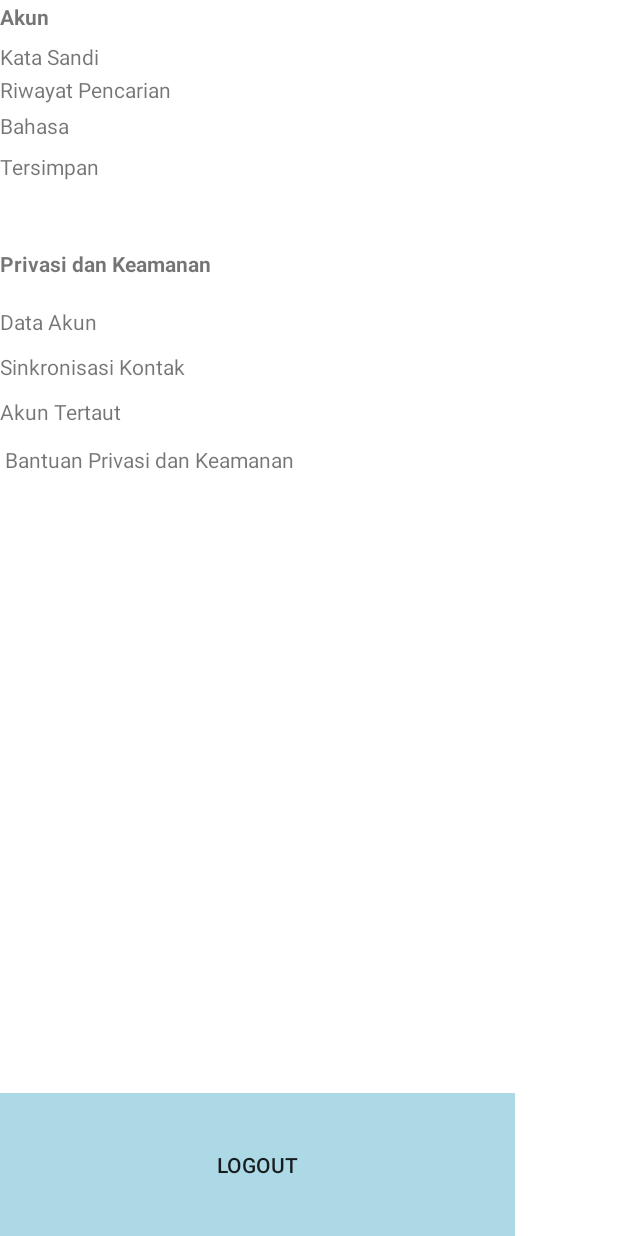
After one commit to wildanal2/RuangKunci, an Android app: the layout fragment_setting.xml on its own in the app's theme, with its tools: preview values and no code run, on a phone screen of 412 x 824 dp. The commit adds this screen. Run offline under Robolectric (Android 15) with nearby library versions, the phone set to English and light mode, and no system bars.

Commit message:
search and setting
menambahkan fragment search dan fragment setting

```diff
--- a/app/build.gradle
+++ b/app/build.gradle
@@ -21,6 +21,7 @@ android {
 dependencies {
     implementation fileTree(dir: 'libs', include: ['*.jar'])
     implementation 'com.android.support:appcompat-v7:27.1.1'
+    implementation 'com.android.support:support-v4:27.1.1'
     testImplementation 'junit:junit:4.12'
     androidTestImplementation 'com.android.support.test:runner:1.0.2'
     androidTestImplementation 'com.android.support.test.espresso:espresso-core:3.0.2'
--- /dev/null
+++ b/app/src/main/res/layout/fragment_setting.xml
@@ -0,0 +1,146 @@
+<?xml version="1.0" encoding="utf-8"?>
+<RelativeLayout xmlns:android="http://schemas.android.com/apk/res/android"
+    android:layout_width="match_parent"
+    android:layout_height="match_parent"
+    android:background="@android:color/background_light">
+
+    <RelativeLayout
+        android:id="@+id/layoutatas"
+        android:layout_width="match_parent"
+        android:layout_height="152dp"
+        android:layout_alignParentStart="true"
+        android:layout_alignParentTop="true"
+        android:layout_marginStart="0dp"
+        android:layout_marginTop="1dp"
+        android:orientation="horizontal">
+
+        <TextView
+            android:id="@+id/textView"
+            android:layout_width="136dp"
+            android:layout_height="wrap_content"
+            android:layout_alignParentStart="true"
+            android:layout_alignParentBottom="true"
+            android:layout_marginStart="0dp"
+            android:layout_marginBottom="106dp"
+            android:text="Kata Sandi" />
+
+        <TextView
+            android:id="@+id/textView2"
+            android:layout_width="134dp"
+            android:layout_height="wrap_content"
+            android:layout_alignStart="@+id/textView"
+            android:layout_alignParentBottom="true"
+            android:layout_marginStart="0dp"
+            android:layout_marginBottom="84dp"
+            android:text="Riwayat Pencarian" />
+
+        <TextView
+            android:id="@+id/textView3"
+            android:layout_width="146dp"
+            android:layout_height="wrap_content"
+            android:layout_alignParentStart="true"
+            android:layout_marginStart="0dp"
+            android:text="Akun"
+            android:textStyle="bold" />
+
+        <TextView
+            android:id="@+id/textView4"
+            android:layout_width="136dp"
+            android:layout_height="wrap_content"
+            android:layout_below="@+id/textView2"
+            android:layout_alignParentStart="true"
+            android:layout_marginTop="-79dp"
+            android:text="Bahasa" />
+
+        <TextView
+            android:id="@+id/textView5"
+            android:layout_width="135dp"
+            android:layout_height="wrap_content"
+            android:layout_below="@+id/textView4"
+            android:layout_marginStart="0dp"
+            android:layout_marginTop="8dp"
+            android:text="Tersimpan" />
+    </RelativeLayout>
+
+    <RelativeLayout
+        android:id="@+id/layouttengah"
+        android:layout_width="match_parent"
+        android:layout_height="375dp"
+        android:layout_above="@id/layoutbawah"
+        android:layout_below="@+id/layoutatas"
+        android:layout_alignParentStart="true"
+        android:layout_marginStart="0dp"
+        android:layout_marginTop="3dp"
+        android:layout_marginBottom="-19dp"
+        android:orientation="vertical">
+
+        <TextView
+            android:id="@+id/textView6"
+            android:layout_width="197dp"
+            android:layout_height="wrap_content"
+            android:layout_alignParentTop="true"
+            android:layout_marginTop="9dp"
+            android:text="Privasi dan Keamanan"
+            android:textStyle="bold" />
+
+        <TextView
+            android:id="@+id/textView7"
+            android:layout_width="196dp"
+            android:layout_height="wrap_content"
+            android:layout_alignParentStart="true"
+            android:layout_alignParentTop="true"
+            android:layout_marginTop="48dp"
+            android:text="Data Akun" />
+
+        <TextView
+            android:id="@+id/textView8"
+            android:layout_width="195dp"
+            android:layout_height="wrap_content"
+            android:layout_alignStart="@+id/layouttengah"
+            android:layout_alignParentTop="true"
+            android:layout_marginTop="78dp"
+            android:text="Sinkronisasi Kontak" />
+
+        <TextView
+            android:id="@+id/textView9"
+            android:layout_width="193dp"
+            android:layout_height="wrap_content"
+            android:layout_alignStart="@+id/layouttengah"
+            android:layout_alignParentTop="true"
+            android:layout_marginTop="108dp"
+            android:text="Akun Tertaut" />
+
+        <TextView
+            android:id="@+id/textView10"
+            android:layout_width="wrap_content"
+            android:layout_height="wrap_content"
+            android:layout_alignParentStart="true"
+            android:layout_alignParentTop="true"
+            android:layout_marginStart="3dp"
+            android:layout_marginTop="140dp"
+            android:text="Bantuan Privasi dan Keamanan" />
+    </RelativeLayout>
+
+    <LinearLayout
+        android:id="@+id/layoutbawah"
+        android:layout_width="343dp"
+        android:layout_height="95dp"
+        android:layout_alignParentStart="true"
+        android:layout_alignParentBottom="true"
+        android:layout_marginStart="0dp"
+        android:orientation="horizontal">
+
+        <Button
+            android:id="@+id/button"
+            android:layout_width="match_parent"
+            android:layout_height="match_parent"
+            android:layout_alignParentEnd="true"
+            android:layout_alignParentBottom="true"
+            android:layout_marginEnd="0dp"
+            android:layout_marginBottom="0dp"
+            android:background="#ADD8E6"
+            android:text="LOGOUT" />
+    </LinearLayout>
+
+
+</RelativeLayout>
--- a/app/src/main/res/values/strings.xml
+++ b/app/src/main/res/values/strings.xml
@@ -1,3 +1,6 @@
 <resources>
     <string name="app_name">KeyRoom</string>
+
+    <!-- TODO: Remove or change this placeholder text -->
+    <string name="hello_blank_fragment">Hello blank fragment</string>
 </resources>
```
Also changed, not shown: app/src/main/java/com/keyroom/com/keyroom/User/setting.java (added, +110 -0 lines), app/src/main/res/layout/fragment_search_user.xml (+38 -1 lines).
